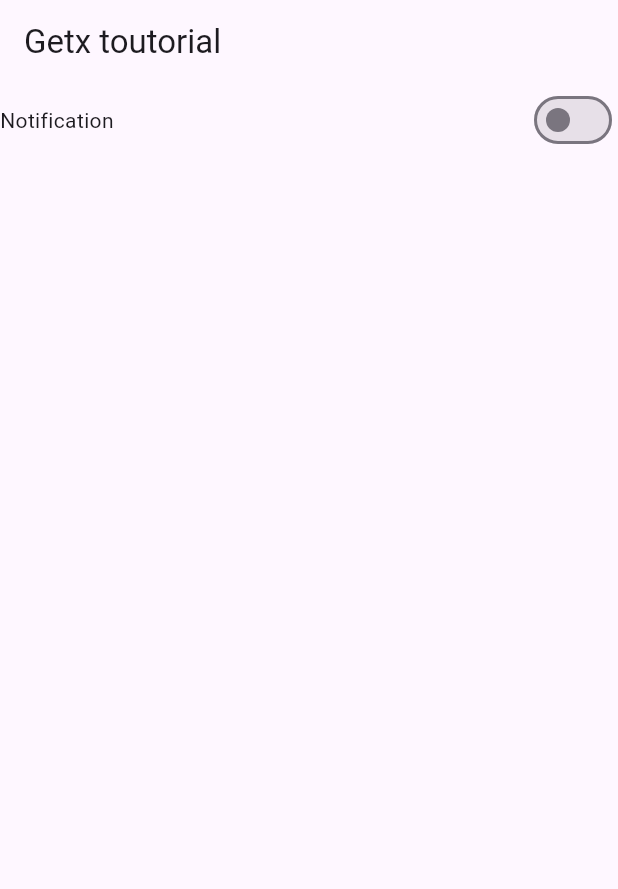
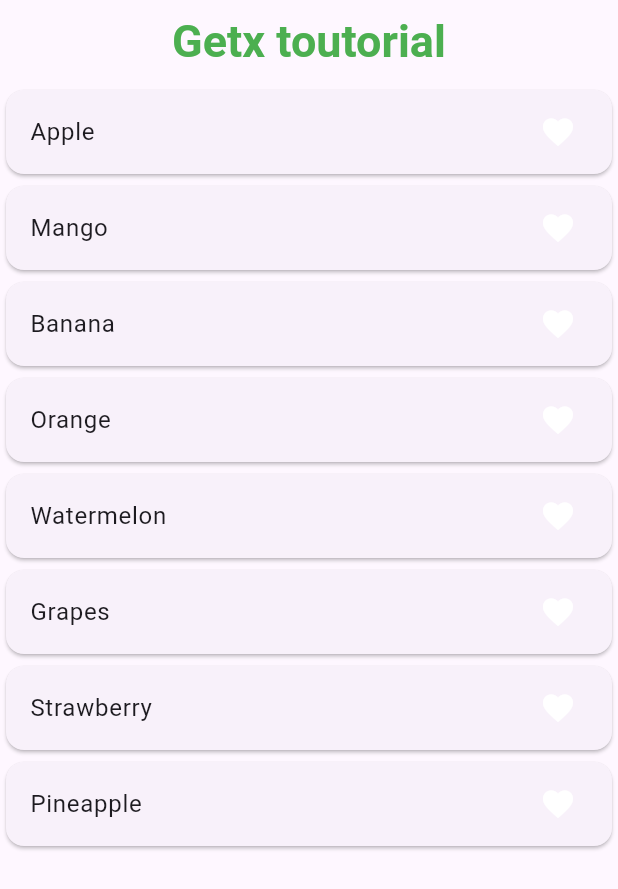
Before and after one commit to sabin79/Get-X, a Flutter app: the screen it shows after launch, on a phone screen of 412 x 824 dp. Shown: the top 889 px of the screen. Run offline on Flutter 3.47's test engine with Material 3 defaults, Android fonts, the phone set to English and light mode, and no system bars; our stand-ins replace get; missing offline and left inert: dart:ffi.

Commit message:
mark favourite with out getx

```diff
--- a/lib/main.dart
+++ b/lib/main.dart
@@ -5,6 +5,7 @@ import 'package:example_app_getx/example_two/Example_two_Screen.dart';
 import 'package:example_app_getx/homeScreen.dart';
 import 'package:example_app_getx/language_change/language_page.dart';
 import 'package:example_app_getx/language_change/languages.dart';
+import 'package:example_app_getx/mark_favourite/favourite_screen.dart';
 import 'package:example_app_getx/navigator.dart';
 import 'package:flutter/material.dart';
 import 'package:get/get.dart';
@@ -31,7 +32,7 @@ class MyApp extends StatelessWidget {
         useMaterial3: true,
       ),
       debugShowCheckedModeBanner: false,
-      home: const ExampleThreeScreen(),
+      home: const FavouriteScreen(),
       // getPages: [
       //   GetPage(name: '/navigator', page: () => const NavigatorScreen()),
       //   GetPage(name: '/screenOne', page: () => ScreenOne()),
--- /dev/null
+++ b/lib/mark_favourite/favourite_screen.dart
@@ -0,0 +1,63 @@
+import 'package:flutter/material.dart';
+
+class FavouriteScreen extends StatefulWidget {
+  const FavouriteScreen({super.key});
+
+  @override
+  State<FavouriteScreen> createState() => _FavouriteScreenState();
+}
+
+class _FavouriteScreenState extends State<FavouriteScreen> {
+  List<String> fruitList = [
+    'Apple',
+    'Mango',
+    'Banana ',
+    'Orange',
+    'Watermelon',
+    'Grapes',
+    'Strawberry',
+    'Pineapple',
+  ];
+  List<String> tempFruitList = [];
+  @override
+  void initState() {
+    super.initState();
+  }
+
+  @override
+  Widget build(BuildContext context) {
+    print("build");
+    return Scaffold(
+        appBar: AppBar(
+          title: const Text(
+            'Getx toutorial',
+            style: TextStyle(
+                fontSize: 30, fontWeight: FontWeight.bold, color: Colors.green),
+          ),
+          centerTitle: true,
+        ),
+        body: ListView.builder(
+            itemCount: fruitList.length,
+            itemBuilder: (context, index) {
+              return Card(
+                child: ListTile(
+                  onTap: () {
+                    if (tempFruitList.contains(fruitList[index].toString())) {
+                      tempFruitList.remove(fruitList[index].toString());
+                    } else {
+                      tempFruitList.add(fruitList[index].toString());
+                    }
+                    setState(() {});
+                  },
+                  title: Text(fruitList[index].toString()),
+                  trailing: Icon(
+                    Icons.favorite,
+                    color: tempFruitList.contains(fruitList[index].toString())
+                        ? Colors.red
+                        : Colors.white,
+                  ),
+                ),
+              );
+            }));
+  }
+}
```
